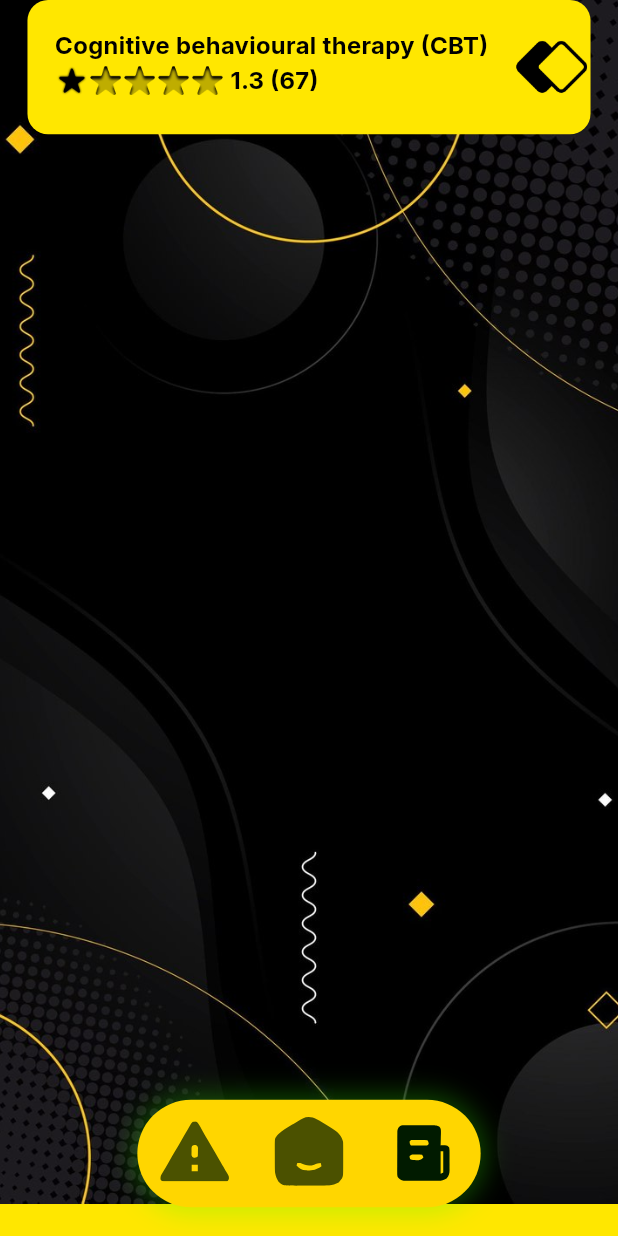
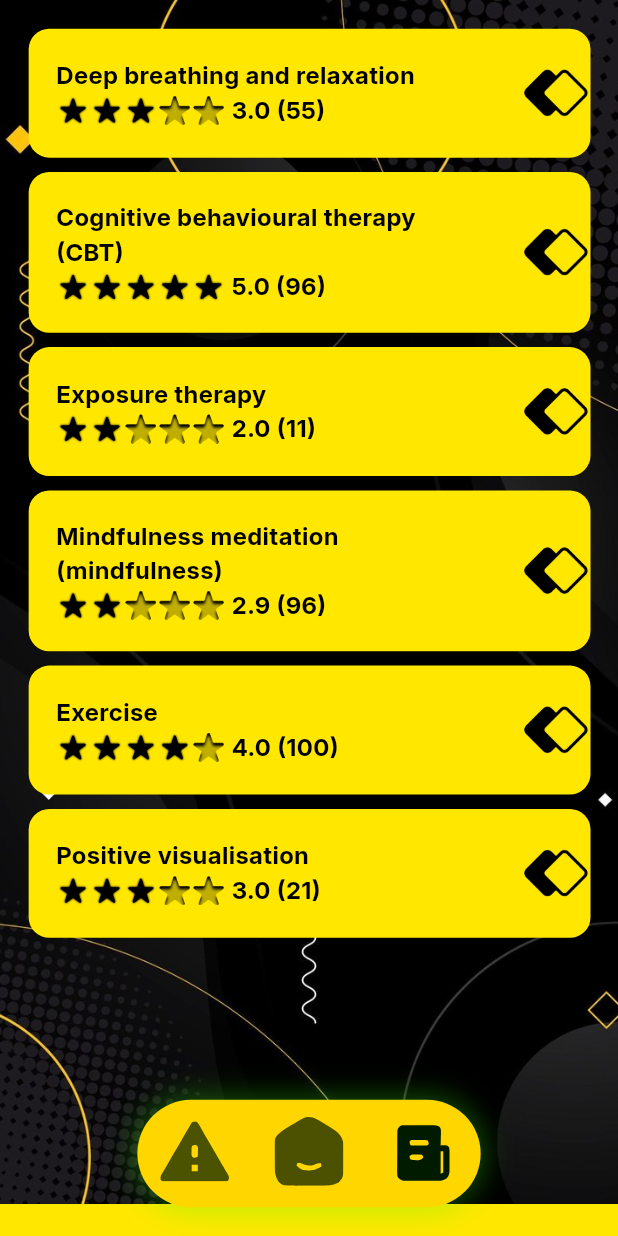
Before and after one commit to ibrahimsiam25/betfair, a Flutter app: the screen it shows after launch, item 3 of the bottom bar chosen, on a phone screen of 412 x 824 dp. Run offline on Flutter 3.47's test engine with Material 3 defaults, Android fonts, the phone set to English and light mode, and no system bars; drawn by our look-alikes of persistent_bottom_nav_bar; our stand-ins replace flutter_screenutil, flutter_svg, go_router, shared_preferences.

Commit message:
Update Fears View.

```diff
--- /dev/null
+++ b/lib/features/fears/data/model/fear_model.dart
@@ -0,0 +1,15 @@
+class FearModel {
+  final String title;
+  final String description;
+  final double rating;
+  final int totalRatings;
+  final int totalStars;
+
+  FearModel({
+    required this.title,
+    required this.description,
+    required this.rating,
+    required this.totalStars,
+    required this.totalRatings,
+  });
+}
--- /dev/null
+++ b/lib/features/fears/data/static/fear_static_data.dart
@@ -0,0 +1,60 @@
+import 'package:betfair/features/fears/data/model/fear_model.dart';
+
+List<FearModel> fearStaticData = [
+  FearModel(
+    title: 'Deep breathing and relaxation',
+    description:
+        'Deep breathing is an effective method of dealing with fears and anxiety. When a person feels fearful, their breathing becomes more rapid and shallow, which can worsen anxiety. Using deep breathing techniques helps to slow the heart rate, calm the nervous system and reduce stress. For example, the 4-7-8 technique involves inhaling to the count of four, holding your breath to the count of seven, and exhaling to the count of eight. This simple exercise can quickly relieve tension and create a sense of calm.',
+    rating: 3,
+    totalStars: 5,
+    totalRatings: 55,
+  ),
+  FearModel(
+    title: 'Cognitive behavioural therapy (CBT)',
+    description:
+        'Cognitive behavioural therapy is one of the most effective methods of overcoming fears and anxiety disorders. CBT helps to identify and change negative beliefs and thought patterns that fuel fears. During therapy, patients learn to question their irrational thoughts and replace them with more realistic and positive ones. CBT also uses gradual immersion in fearful situations, which allows for a gradual reduction in anxiety.',
+    rating: 5,
+    totalStars: 5,
+    totalRatings: 96,
+  ),
+  FearModel(
+    title: 'Exposure therapy',
+    description:
+        'Exposure therapy involves gradually immersing a person in fearful situations in order to get used to them and reduce anxiety. This method is used to treat a variety of phobias, such as fear of heights, public speaking, or confined spaces. Exposure can be conducted both in real life and in the form of visualisations. The main goal is to learn to perceive fear as a normal reaction that loses its power over time.',
+    rating: 2,
+    totalStars: 5,
+    totalRatings: 11,
+  ),
+  FearModel(
+    title: 'Mindfulness meditation (mindfulness)',
+    description:
+        'Mindfulness meditation or mindfulness helps people to be present in the moment and aware of their emotions without judgement or resistance. This practice helps develop concentration skills, reduces anxiety and helps control fears. Meditation teaches you to accept your emotions as they are, without trying to escape from them, which eventually reduces their impact on a person.',
+    rating: 2.9,
+    totalStars: 5,
+    totalRatings: 96,
+  ),
+  FearModel(
+    title: 'Exercise',
+    description:
+        'Regular physical activity is a natural anti-stress agent. Exercise releases endorphins in the body, which can boost your mood and reduce stress levels. Exercise also helps to reduce muscle tension, which often accompanies fear and anxiety. Even a short walk in the fresh air can make you feel better and reduce anxiety.',
+    rating: 4,
+    totalStars: 5,
+    totalRatings: 100,
+  ),
+  FearModel(
+    title: 'Positive visualisation',
+    description:
+        'Positive visualisation involves imagining yourself in a calm, safe place or in a situation where you have already overcome your fear. This technique helps to change negative beliefs and create a sense of control over the situation. Visualisation can be particularly useful before stressful events such as exams, interviews or public speaking.',
+    rating: 3,
+    totalStars: 5,
+    totalRatings: 21,
+  ),
+  FearModel(
+    title: 'Self-support and positive affirmations',
+    description:
+        'Practicing self-care and using positive affirmations can help build confidence and reduce fear. Say words of encouragement to yourself, such as: ‘I can handle this situation’, “I am strong” or “I can overcome this fear”. Regular use of such phrases helps to change your mindset and strengthen your self-confidence.',
+    rating: 1,
+    totalStars: 5,
+    totalRatings: 13,
+  ),
+];
--- a/lib/features/mingcute/views/mingcute_view.dart
+++ b/lib/features/fears/views/fears_view.dart
@@ -1,17 +1,17 @@
 import 'package:betfair/core/widgets/custom_scaffold.dart';
 import 'package:flutter/material.dart';
 
-import '../widgets/mingcute_view_body.dart';
+import '../widgets/fears_view_body.dart';
 
-class MingcuteView extends StatelessWidget {
-  const MingcuteView({super.key});
+class FearsView extends StatelessWidget {
+  const FearsView({super.key});
 
   @override
   Widget build(BuildContext context) {
     return const CustomScaffold(
       body: SafeArea(
-        child: MingcuteViewBody(),
-        ),
-        );
+        child: FearsViewBody(),
+      ),
+    );
   }
 }
--- /dev/null
+++ b/lib/features/fears/widgets/fear_element.dart
@@ -0,0 +1,87 @@
+import 'dart:math';
+
+import 'package:betfair/core/theme/app_colors.dart';
+import 'package:flutter/material.dart';
+import 'package:flutter_screenutil/flutter_screenutil.dart';
+
+import '../../../core/constants/app_assets.dart';
+import '../../../core/theme/app_text_styles.dart';
+import '../data/model/fear_model.dart';
+
+class FearElement extends StatelessWidget {
+  final FearModel fearModel;
+  const FearElement({
+    super.key,
+    required this.fearModel,
+  });
+  List<Widget> _buildStars() {
+    int filledStars = fearModel.rating.floor();
+    int emptyStars = max(fearModel.totalStars - filledStars, 0);
+
+    return List<Widget>.generate(
+        filledStars, (index) => _buildStar(isFilled: true))
+      ..addAll(List<Widget>.generate(
+          emptyStars, (index) => _buildStar(isFilled: false)));
+  }
+
+  Widget _buildStar({required bool isFilled}) {
+    return Padding(
+      padding: const EdgeInsets.symmetric(horizontal: 1),
+      child: Image.asset(
+        width: 18.w,
+        height: 18.h,
+        isFilled ? Assets.imagesStar : Assets.imagesStarEmpty,
+      ),
+    );
+  }
+
+  @override
+  Widget build(BuildContext context) {
+    return Container(
+      padding: EdgeInsets.only(left: 16.w, top: 16.h, bottom: 16.h),
+      margin: EdgeInsets.only(bottom: 8.h),
+      width: double.infinity,
+      decoration: BoxDecoration(
+        borderRadius: BorderRadius.circular(12.r),
+        color: AppColors.primary,
+      ),
+      child: Row(
+        mainAxisAlignment: MainAxisAlignment.spaceBetween,
+        children: [
+          SizedBox(
+            width: 240.w,
+            child: Column(
+              crossAxisAlignment: CrossAxisAlignment.start,
+              children: [
+                Text(
+                  fearModel.title,
+                  overflow: TextOverflow.clip,
+                  style: AppTextStyles.fontBlackW700.copyWith(fontSize: 14.sp),
+                ),
+                Align(
+                  alignment: Alignment.centerLeft,
+                  child: Row(
+                    children: [
+                      ..._buildStars(),
+                      const SizedBox(width: 4),
+                      Text(
+                        "${fearModel.rating} (${fearModel.totalRatings})",
+                        style: AppTextStyles.fontBlackW700
+                            .copyWith(fontSize: 14.sp),
+                      ),
+                    ],
+                  ),
+                ),
+              ],
+            ),
+          ),
+          SizedBox(
+            width: 40.w,
+            height: 40.h,
+            child: Image.asset(Assets.imagesBiBack),
+          ),
+        ],
+      ),
+    );
+  }
+}
--- /dev/null
+++ b/lib/features/fears/widgets/fear_element_details.dart
@@ -0,0 +1,60 @@
+import 'package:betfair/core/theme/app_colors.dart';
+import 'package:betfair/features/fears/data/model/fear_model.dart';
+import 'package:flutter/material.dart';
+import 'package:flutter_screenutil/flutter_screenutil.dart';
+
+import '../../../core/theme/app_text_styles.dart';
+
+class FearElementDetails extends StatelessWidget {
+  final FearModel fearModel;
+  const FearElementDetails({
+    super.key,
+    required this.fearModel,
+  });
+
+  @override
+  Widget build(BuildContext context) {
+    return Column(
+      children: [
+        // Title
+        Container(
+          padding: EdgeInsets.only(left: 16.w, top: 16.h, bottom: 16.h),
+          margin: EdgeInsets.only(bottom: 8.h),
+          width: double.infinity,
+          decoration: BoxDecoration(
+            borderRadius: BorderRadius.circular(12.r),
+            color: AppColors.primary,
+          ),
+          child: Center(
+            child: Text(
+              fearModel.title,
+              textAlign: TextAlign.center,
+              style: AppTextStyles.fontBlackW700.copyWith(
+                fontSize: 24.sp,
+                height: 1.sp,
+                color: AppColors.black,
+              ),
+            ),
+          ),
+        ),
+        SizedBox(height: 8.h),
+        // Description
+        Container(
+          padding:
+              EdgeInsets.only(left: 24.w, right: 24.h, top: 24.h, bottom: 80.h),
+          decoration: BoxDecoration(
+            color: AppColors.darkPrimary.withAlpha(80),
+            borderRadius: BorderRadius.circular(12.r),
+          ),
+          child: Text(
+            fearModel.description,
+            style: AppTextStyles.fontBlackW700.copyWith(
+              fontSize: 14.sp,
+              color: AppColors.white,
+            ),
+          ),
+        ),
+      ],
+    );
+  }
+}
--- /dev/null
+++ b/lib/features/fears/widgets/fears_view_body.dart
@@ -0,0 +1,59 @@
+import 'package:betfair/features/fears/widgets/fear_element.dart';
+import 'package:betfair/features/fears/widgets/fear_element_details.dart';
+import 'package:flutter/material.dart';
+import 'package:flutter_screenutil/flutter_screenutil.dart';
+
+import '../data/static/fear_static_data.dart';
+
+class FearsViewBody extends StatefulWidget {
+  const FearsViewBody({
+    super.key,
+  });
+
+  @override
+  State<FearsViewBody> createState() => _FearsViewBodyState();
+}
+
+class _FearsViewBodyState extends State<FearsViewBody> {
+  int state = 0;
+  int index = 0;
+  @override
+  Widget build(BuildContext context) {
+    return WillPopScope(
+      onWillPop: () async {
+        setState(() {
+          Navigator.of(context).pop(false);
+          state = 0;
+        });
+        return false;
+      },
+      child: Padding(
+        padding: EdgeInsets.only(right: 16.w, left: 16.h, top: 16.h),
+        child: state == 0
+            ? Column(
+                children: [
+                  ...List.generate(
+                    6,
+                    (index) {
+                      return GestureDetector(
+                        onTap: () {
+                          setState(() {
+                            state = 1;
+                            this.index = index;
+                          });
+                        },
+                        child: FearElement(
+                          fearModel: fearStaticData[index],
+                        ),
+                      );
+                    },
+                  )
+                ],
+              )
+            : FearElementDetails(
+                fearModel: fearStaticData[index],
+              ),
+      ),
+    );
+  }
+}
--- a/lib/features/home/views/bottom_nav_bar.dart
+++ b/lib/features/home/views/bottom_nav_bar.dart
@@ -1,11 +1,12 @@
 // ignore_for_file: deprecated_member_use
 
+import 'package:betfair/features/fears/views/fears_view.dart';
 import 'package:betfair/features/home/views/home_view.dart';
-import 'package:betfair/features/mingcute/views/mingcute_view.dart';
 import 'package:flutter/material.dart';
 import 'package:flutter_screenutil/flutter_screenutil.dart';
 import 'package:flutter_svg/svg.dart';
 import 'package:persistent_bottom_nav_bar/persistent_bottom_nav_bar.dart';
+
 import '../../../core/constants/app_assets.dart';
 import '../../../core/theme/app_colors.dart';
 
@@ -43,7 +44,7 @@ class _BottomNavigationBarControllerState
         ),
       ),
       const HomeView(),
-      const MingcuteView()
+      const FearsView()
     ];
   }
 
--- a/lib/features/mingcute/widgets/mingcute_view_body.dart
+++ /dev/null
@@ -1,94 +0,0 @@
-import 'package:betfair/core/constants/app_assets.dart';
-import 'package:betfair/core/theme/app_colors.dart';
-import 'package:betfair/core/theme/app_text_styles.dart';
-import 'package:flutter/material.dart';
-import 'package:flutter_screenutil/flutter_screenutil.dart';
-import 'dart:math';
-
-class MingcuteViewBody extends StatefulWidget {
-  final double rating;
-  final int totalStars;
-
-  const MingcuteViewBody({
-    super.key,
-    this.rating = 1.3,
-    this.totalStars = 5,
-  });
-
-  @override
-  State<MingcuteViewBody> createState() => _MingcuteViewBodyState();
-}
-
-class _MingcuteViewBodyState extends State<MingcuteViewBody> {
-  List<Widget> _buildStars() {
-    int filledStars = widget.rating.floor();
-    int emptyStars = max(widget.totalStars - filledStars, 0);
-
-    return List<Widget>.generate(
-        filledStars, (index) => _buildStar(isFilled: true))
-      ..addAll(List<Widget>.generate(
-          emptyStars, (index) => _buildStar(isFilled: false)));
-  }
-
-  Widget _buildStar({required bool isFilled}) {
-    return Padding(
-      padding: const EdgeInsets.symmetric(horizontal: 1),
-      child: Image.asset(
-        width: 18.w,
-        height: 18.h,
-        isFilled ? Assets.imagesStar : Assets.imagesStarEmpty,
-      ),
-    );
-  }
-
-  @override
-  Widget build(BuildContext context) {
-    return Padding(
-      padding: EdgeInsets.symmetric(horizontal: 16.w),
-      child: Column(
-        children: [
-          Container(
-            padding: EdgeInsets.only(left: 16.w, top: 16.h, bottom: 16.h),
-            width: double.infinity,
-            height: 75.h,
-            decoration: BoxDecoration(
-              borderRadius: BorderRadius.circular(12.r),
-              color: AppColors.primary,
-            ),
-            child: Row(
-              mainAxisAlignment: MainAxisAlignment.spaceBetween,
-              children: [
-                Column(
-                  crossAxisAlignment: CrossAxisAlignment.start,
-                  children: [
-                    Text(
-                      "Cognitive behavioural therapy (CBT)",
-                      style:
-                          AppTextStyles.fontBlackW700.copyWith(fontSize: 14.sp),
-                    ),
-                    Align(
-                      alignment: Alignment.centerLeft,
-                      child: Row(
-                        children: [
-                          ..._buildStars(),
-                          const SizedBox(width: 4),
-                          Text(
-                            "${widget.rating} (67)",
-                            style: AppTextStyles.fontBlackW700
-                                .copyWith(fontSize: 14.sp),
-                          ),
-                        ],
-                      ),
-                    ),
-                  ],
-                ),
-                GestureDetector(
-                    onTap: () {}, child: Image.asset(Assets.imagesBiBack)),
-              ],
-            ),
-          ),
-        ],
-      ),
-    );
-  }
-}
```
